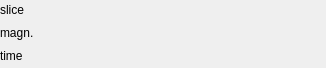
Before: the Qt Designer form Code/Gui/MITK/Modules/niftkMIDASGui/Resources/UI/QmitkMIDASSlidersWidget.ui in NifTK/NifTK, drawn with Qt 5.
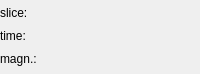
After: the same form once the commit is applied. Custom widgets are drawn as their Qt base class.

The edit to the form file:
```diff
--- a/Code/Gui/MITK/Modules/niftkMIDASGui/Resources/UI/QmitkMIDASSlidersWidget.ui
+++ b/Code/Gui/MITK/Modules/niftkMIDASGui/Resources/UI/QmitkMIDASSlidersWidget.ui
@@ -6,8 +6,8 @@
    <rect>
     <x>0</x>
     <y>0</y>
-    <width>326</width>
-    <height>68</height>
+    <width>200</width>
+    <height>74</height>
    </rect>
   </property>
   <property name="windowTitle">
@@ -17,6 +17,32 @@
    <property name="margin">
     <number>0</number>
    </property>
+   <property name="spacing">
+    <number>3</number>
+   </property>
+   <item row="2" column="0">
+    <widget class="QLabel" name="m_MagnificationLabel">
+     <property name="sizePolicy">
+      <sizepolicy hsizetype="Fixed" vsizetype="Fixed">
+       <horstretch>0</horstretch>
+       <verstretch>0</verstretch>
+      </sizepolicy>
+     </property>
+     <property name="text">
+      <string>magn.:</string>
+     </property>
+     <property name="indent">
+      <number>0</number>
+     </property>
+    </widget>
+   </item>
+   <item row="2" column="1">
+    <widget class="ctkSliderWidget" name="m_MagnificationSliderWidget" native="true">
+     <property name="toolTip">
+      <string>changes the magnification of the currently selected view</string>
+     </property>
+    </widget>
+   </item>
    <item row="0" column="1">
     <widget class="ctkSliderWidget" name="m_SliceSelectionWidget" native="true">
      <property name="toolTip">
@@ -33,12 +59,22 @@
       </sizepolicy>
      </property>
      <property name="text">
-      <string>slice</string>
+      <string>slice:</string>
      </property>
+     <property name="indent">
+      <number>0</number>
+     </property>
     </widget>
    </item>
-   <item row="2" column="0">
-    <widget class="QLabel" name="m_TimeLabel">
+   <item row="1" column="1">
+    <widget class="ctkSliderWidget" name="m_TimeStepSliderWidget" native="true">
+     <property name="toolTip">
+      <string>changes the time step of the currently selected view</string>
+     </property>
+    </widget>
+   </item>
+   <item row="1" column="0">
+    <widget class="QLabel" name="m_TimeStepLabel">
      <property name="sizePolicy">
       <sizepolicy hsizetype="Fixed" vsizetype="Fixed">
        <horstretch>0</horstretch>
@@ -49,34 +85,10 @@
       <enum>Qt::LeftToRight</enum>
      </property>
      <property name="text">
-      <string>time</string>
+      <string>time:</string>
      </property>
-    </widget>
-   </item>
-   <item row="1" column="0">
-    <widget class="QLabel" name="m_MagnificationLabel">
-     <property name="sizePolicy">
-      <sizepolicy hsizetype="Fixed" vsizetype="Fixed">
-       <horstretch>0</horstretch>
-       <verstretch>0</verstretch>
-      </sizepolicy>
-     </property>
-     <property name="text">
-      <string>magn.</string>
-     </property>
-    </widget>
-   </item>
-   <item row="2" column="1">
-    <widget class="ctkSliderWidget" name="m_TimeSelectionWidget" native="true">
-     <property name="toolTip">
-      <string>changes the time step of the currently selected view</string>
-     </property>
-    </widget>
-   </item>
-   <item row="1" column="1">
-    <widget class="ctkSliderWidget" name="m_MagnificationWidget" native="true">
-     <property name="toolTip">
-      <string>changes the magnification of the currently selected view</string>
+     <property name="indent">
+      <number>0</number>
      </property>
     </widget>
    </item>
```
Left out of the diff: 6 changed lines with no effect on the pictures.
